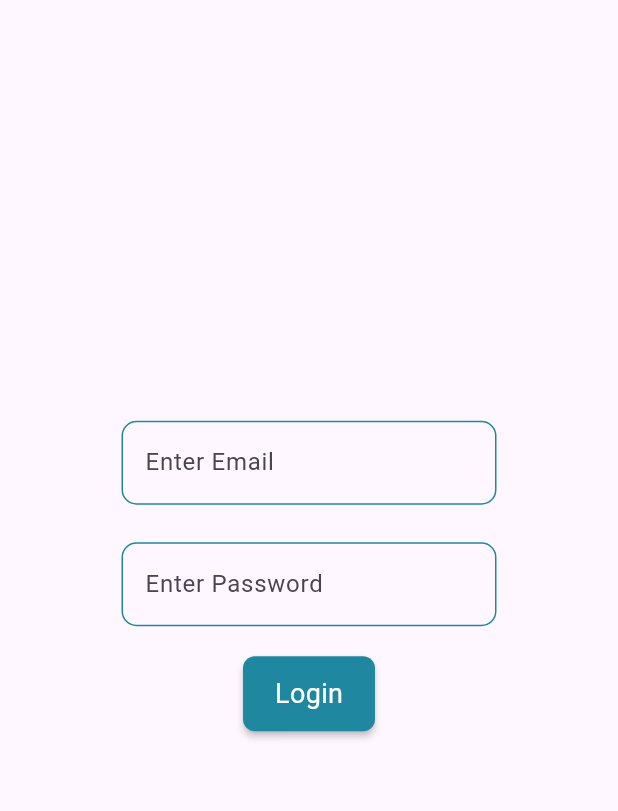
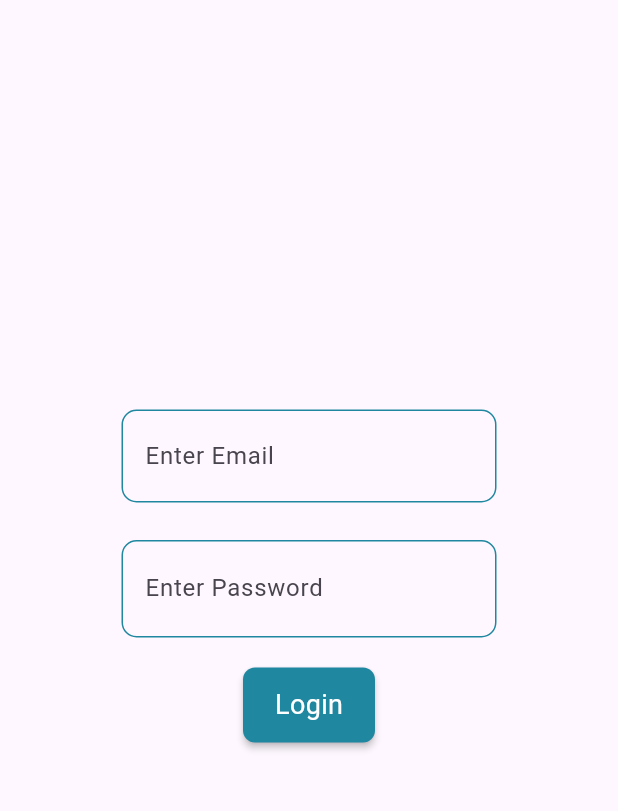
Before and after one commit to bramha-deshmukh17/SmartRTO, a Flutter app: the OfficerLogin screen opened by its route, on a phone screen of 412 x 824 dp, the part 84-895 px from its top. Run offline on Flutter 3.47's test engine with Material 3 defaults, Android fonts, the phone set to English and light mode, and no system bars; drawn by our look-alikes of modal_progress_hud_nsn; our stand-ins replace cloud_firestore, firebase_auth, firebase_core, firebase_storage, flutter_dotenv, font_awesome_flutter and 2 more; missing offline and left inert: drop_down_search_field, razorpay_flutter; accounts and stored records are empty; generated files the repository leaves out were written again; network calls fail.

Commit message:
Complete Grievance & minor bugs v3.1

```diff
--- a/lib/OfficialsPage/ConfirmFine.dart
+++ b/lib/OfficialsPage/Fine/ConfirmFine.dart
@@ -4,7 +4,7 @@ import 'package:flutter/material.dart';
 import 'package:smart_rto/Utility/Constants.dart';
 import 'package:smart_rto/Utility/RoundButton.dart';
 
-import 'OfficerProfile.dart';
+import '../OfficerProfile.dart';
 
 
 class Confirmfine extends StatefulWidget {
--- a/lib/OfficialsPage/OfficerLogin.dart
+++ b/lib/OfficialsPage/OfficerLogin.dart
@@ -21,6 +21,7 @@ class _OfficerLoginState extends State<OfficerLogin> {
   final TextEditingController emailController = TextEditingController();
   final TextEditingController passController = TextEditingController();
   String? errorEmail, errorPass;
+  final _focusNodeSecond = FocusNode();
   bool loading = false;
 
   @override
@@ -39,26 +40,60 @@ class _OfficerLoginState extends State<OfficerLogin> {
       body: ModalProgressHUD(
         inAsyncCall: loading,
         progressIndicator: const CircularProgressIndicator(
-          valueColor: AlwaysStoppedAnimation<Color>(kSecondaryColor), // Set custom color
+          valueColor: AlwaysStoppedAnimation<Color>(
+              kSecondaryColor), // Set custom color
         ),
         child: Center(
           child: Column(
             mainAxisAlignment: MainAxisAlignment.center,
-            crossAxisAlignment: CrossAxisAlignment.center,
             children: [
               UserInput(
                 controller: emailController,
                 hint: 'Enter Email',
                 keyboardType: TextInputType.emailAddress,
                 errorText: errorEmail,
+                submit: (_) {
+                  // Move focus to the second TextField
+                  FocusScope.of(context).requestFocus(_focusNodeSecond);
+                },
               ),
               const SizedBox(height: 25.0),
-              UserInput(
-                controller: passController,
-                hint: 'Enter Password',
-                obscureText: true,
-                keyboardType: TextInputType.emailAddress,
-                errorText: errorPass,
+              SizedBox(
+                width: 250.0,
+                child: TextField(
+                  enabled: true,
+                  textAlign: TextAlign.center,
+                  controller: passController,
+                  style: const TextStyle(
+                      fontSize: 22.0,
+                  ),
+                  obscureText: true,
+                  focusNode: _focusNodeSecond,
+                  onSubmitted: (value) {
+                    FocusScope.of(context).unfocus(); // Dismiss the keyboard
+                  },
+                  decoration: InputDecoration(
+                    labelText: 'Enter Password',
+                    errorText: errorPass,
+                    border: OutlineInputBorder(
+                      borderRadius:
+                          BorderRadius.circular(10.0), // Rounded corners
+                    ),
+                    enabledBorder: OutlineInputBorder(
+                      borderSide: const BorderSide(
+                        color: kSecondaryColor, // Border color when not focused
+                      ),
+                      borderRadius: BorderRadius.circular(10.0),
+                    ),
+                    focusedBorder: OutlineInputBorder(
+                      borderSide: const BorderSide(
+                        color: kSecondaryColor, // Border color when focused
+                        //width: 2.0, // Border width
+                      ),
+                      borderRadius: BorderRadius.circular(10.0),
+                    ),
+                  ),
+                ),
               ),
               const SizedBox(
                 height: 20.0,
@@ -113,8 +148,7 @@ class _OfficerLoginState extends State<OfficerLogin> {
       errorPass = null;
 
       // Email validation
-      String emailPattern =
-          r"^[a-zA-Z0-9.]+@[a-zA-Z0-9]+\.[a-zA-Z]+";
+      String emailPattern = r"^[a-zA-Z0-9.]+@[a-zA-Z0-9]+\.[a-zA-Z]+";
       RegExp emailRegExp = RegExp(emailPattern);
       if (email.isEmpty) {
         errorEmail = 'Email cannot be empty';
--- a/lib/UserPages/Grievance/GenerateGrievance.dart
+++ b/lib/UserPages/Grievance/GenerateGrievance.dart
@@ -61,7 +61,7 @@ class _GenerateGrievanceState extends State<GenerateGrievance> {
                       'fineno': _fineNoController.text,
                       'grievance': _grievance.text,
                       'data': FieldValue.serverTimestamp(),
-                      'reply': null,
+                      'reply': 'NA',
                       'by': userPhone
                     });
                     Navigator.pop(context);
--- a/lib/UserPages/Grievance/GrievanceList.dart
+++ b/lib/UserPages/Grievance/GrievanceList.dart
@@ -54,7 +54,7 @@ class _GrievancelistState extends State<Grievancelist> {
           stream: _getGrievance(),
           builder: (context, snapshot) {
             if (snapshot.connectionState == ConnectionState.waiting) {
-              return const Center(child: CircularProgressIndicator());
+              return const Center(child: CircularProgressIndicator(valueColor: AlwaysStoppedAnimation<Color>(kSecondaryColor),));
             }
             if (snapshot.hasError) {
               return const Center(child: Text('Error loading Grievance.'));
@@ -86,7 +86,7 @@ class _GrievancelistState extends State<Grievancelist> {
                       kBox,
                       ListTile(
                         leading: const Icon(FontAwesomeIcons.reply),
-                        title: Center(child: grievance['reply'] != null
+                        title: Center(child: grievance['reply'] != 'NA'
                             ? Text(grievance['reply'])
                             : const Text('No Reply'),),
                       ),
--- a/lib/UserPages/LicenseInfoPage.dart
+++ b/lib/UserPages/LicenseInfoPage.dart
@@ -74,7 +74,7 @@ class _LicenseInfoPageState extends State<LicenseInfoPage> {
         title: kAppBarTitle,
       ),
       body: licenseData == null
-          ? const Center(child: CircularProgressIndicator())
+          ? const Center(child: CircularProgressIndicator(valueColor: AlwaysStoppedAnimation<Color>(kSecondaryColor),))
           : Padding(
         padding: const EdgeInsets.all(16.0),
         child: SingleChildScrollView(
--- a/lib/UserPages/Vehicle/PaymentPage.dart
+++ b/lib/UserPages/Vehicle/PaymentPage.dart
@@ -118,7 +118,7 @@ class _PaymentPageState extends State<PaymentPage> {
   @override
   Widget build(BuildContext context) {
     if (isLoading) {
-      return const Center(child: CircularProgressIndicator()); // Show loading indicator
+      return const Center(child: CircularProgressIndicator(valueColor: AlwaysStoppedAnimation<Color>(kSecondaryColor),)); // Show loading indicator
     }
 
     if (finesData == null) {
--- a/lib/UserPages/Vehicle/VehicleDetails.dart
+++ b/lib/UserPages/Vehicle/VehicleDetails.dart
@@ -83,7 +83,7 @@ class _VehicleDetailsState extends State<VehicleDetails> {
                   future: _finesData,
                   builder: (context, snapshot) {
                     if (snapshot.connectionState == ConnectionState.waiting) {
-                      return const Center(child: CircularProgressIndicator());
+                      return const Center(child: CircularProgressIndicator(valueColor: AlwaysStoppedAnimation<Color>(kSecondaryColor),));
                     }
                     if (snapshot.hasError) {
                       return const Text('Error fetching fines data.');
--- a/lib/UserPages/Vehicle/Vehicles.dart
+++ b/lib/UserPages/Vehicle/Vehicles.dart
@@ -67,7 +67,7 @@ class _ViewVehicleState extends State<ViewVehicle> {
             stream: _getUserVehicles(),
             builder: (context, snapshot) {
               if (snapshot.connectionState == ConnectionState.waiting) {
-                return const Center(child: CircularProgressIndicator());
+                return const Center(child: CircularProgressIndicator(valueColor: AlwaysStoppedAnimation<Color>(kSecondaryColor),));
               }
               if (snapshot.hasError) {
                 return const Center(child: Text('Error loading vehicles.'));
--- a/lib/Utility/UserInput.dart
+++ b/lib/Utility/UserInput.dart
@@ -7,7 +7,6 @@ class UserInput  extends StatelessWidget {
   final dynamic maxLength;
   final dynamic keyboardType;
   final dynamic controller;
-  final dynamic obscureText;
   final dynamic errorText;
   final dynamic submit;
   final dynamic focusNode;
@@ -15,7 +14,7 @@ class UserInput  extends StatelessWidget {
   final dynamic readonly;
 
 
-  const UserInput({super.key, required this.controller, required this.hint, this.focusNode, this.submit, required this.keyboardType, this.maxLength, this.obscureText = false, this.errorText, this.maxlines, this.readonly=false});
+  const UserInput({super.key, required this.controller, required this.hint, this.focusNode, this.submit, required this.keyboardType, this.maxLength, this.errorText, this.maxlines, this.readonly=false});
 
   @override
   Widget build(BuildContext context) {
@@ -29,10 +28,9 @@ class UserInput  extends StatelessWidget {
         textAlign: TextAlign.center,
         controller: controller,
         keyboardType: keyboardType,
-        obscureText: obscureText,
         maxLength: maxLength,
         maxLines: maxlines,
-        style: const TextStyle(fontFamily: 'InriaSans',),
+        style: const TextStyle(fontFamily: 'InriaSans',fontSize: 20.0),
 
         onSubmitted: submit,
 
```
Also changed, not shown: lib/OfficialsPage/Fine/GenerateFine.dart (renamed from lib/OfficialsPage/GenerateFine.dart, +8 -21 lines), lib/OfficialsPage/Fine/ViewDetails.dart (renamed from lib/OfficialsPage/ViewDetails.dart, +25 -39 lines), lib/OfficialsPage/Grievance/OfficerGrievanceList.dart (added, +144 -0 lines), lib/OfficialsPage/HomeScreen.dart (+26 -4 lines), lib/UserPages/Profile/EditProfile.dart (+18 -1 lines), lib/UserPages/UserRegister.dart (+6 -7 lines), lib/main.dart (+5 -4 lines).
